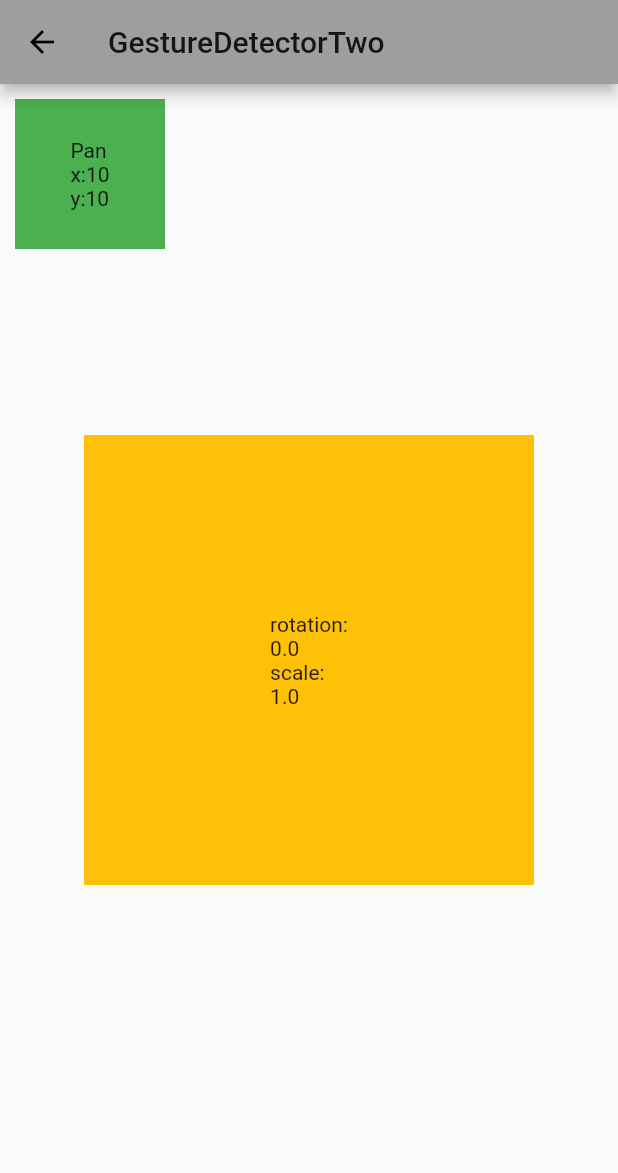
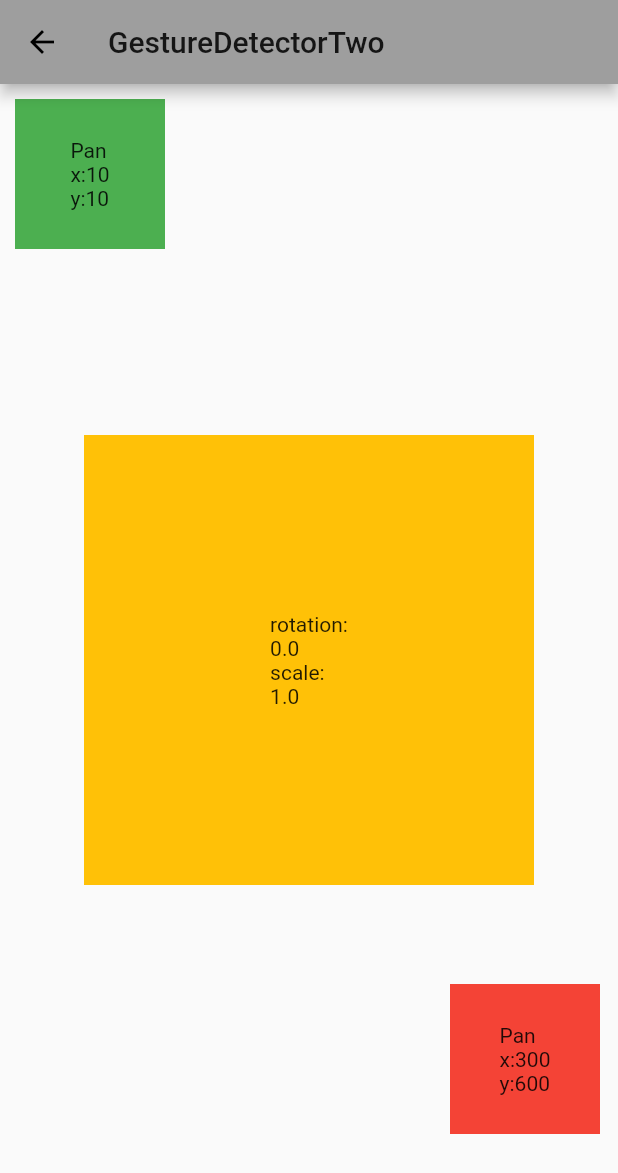
Before and after one commit to linnefromice/flutter_heart_app_01, a Flutter app: the GestureDetectorScreenTwo screen opened by its route, on a phone screen of 412 x 824 dp. Shown: the top 1173 px of the screen. Run offline on Flutter 3.47's test engine with Material 2 defaults, Android fonts, the light colour scheme and no system bars; our stand-ins replace flutter_rating_bar, liquid_swipe.

Commit message:
update gesture_detector_screen_two - add object for using pan

```diff
--- a/lib/screens/gesture_detector_screen_two.dart
+++ b/lib/screens/gesture_detector_screen_two.dart
@@ -7,6 +7,7 @@ class GestureDetectorScreenTwo extends StatefulWidget {
 
 class _State extends State<GestureDetectorScreenTwo> {
   Offset _offset = Offset(10,10);
+  Offset _offsetTwo = Offset(300,600);
   double _radians = 0.0;
   double _scale = 1.0;
 
@@ -66,6 +67,24 @@ class _State extends State<GestureDetectorScreenTwo> {
               ],
             ),
           ),
+          Positioned(
+            left: _offsetTwo.dx, // 移動の値（x）
+            top: _offsetTwo.dy, // 移動の値（y）
+            child: GestureDetector(
+              // ドラッグの移動を更新
+              onPanUpdate: (DragUpdateDetails details) {
+                setState(() {
+                  _offsetTwo = Offset(_offsetTwo.dx+details.delta.dx, _offsetTwo.dy+details.delta.dy);
+                });
+              },
+              child: Container(
+                color: Colors.red,
+                width: 100,
+                height: 100,
+                child: Center(child:Text('Pan\nx:${_offsetTwo.dx.toInt()}\ny:${_offsetTwo.dy.toInt()}'),),
+              ),
+            ),
+          ),
         ],
       ),
     );
```
